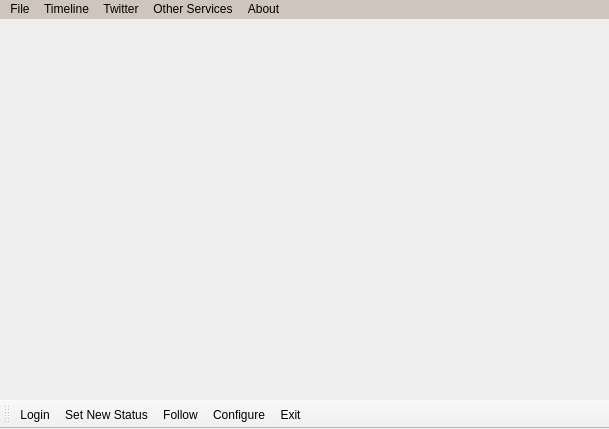
Qt form branches/chirag/Ui/mainWindow.ui (KarenMarkosyan/qttwitter) before a commit.
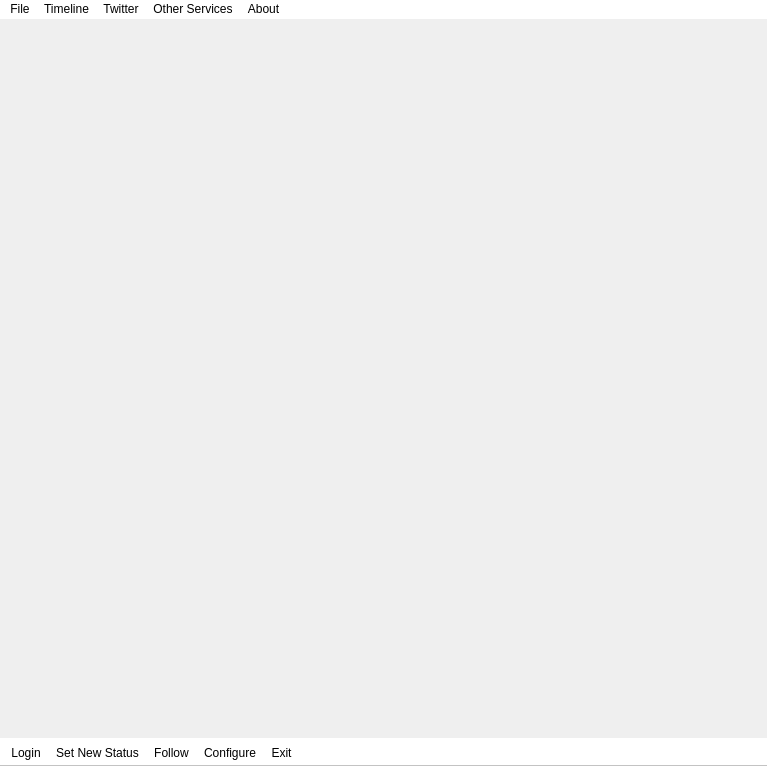
The same form after that commit. Icons and pictures are not drawn.

Commit message: made a new bg image for the main window, VERY COLORFUL! removed the bg images of both the menus.

Patch:
```diff
--- a/branches/chirag/Ui/mainWindow.ui
+++ b/branches/chirag/Ui/mainWindow.ui
@@ -5,8 +5,8 @@
    <rect>
     <x>0</x>
     <y>0</y>
-    <width>609</width>
-    <height>429</height>
+    <width>767</width>
+    <height>767</height>
    </rect>
   </property>
   <property name="windowTitle" >
@@ -85,16 +85,12 @@
      <width>609</width>
      <height>28</height>
     </rect>
-   </property>
-   <property name="autoFillBackground" >
-    <bool>true</bool>
-   </property>
-   <property name="styleSheet" >
-    <string notr="true" >font: 75 italic 10pt "Utopia"; background-color: #cec6bd;
+   
+</property>
+      <property name="styleSheet" >
+	      <string notr="true" >font: 75 italic 10pt "Utopia"; background-color: white; background-image: url(:./images/work_area2.png);
 </string>
-   </property>
-   <property name="defaultUp" >
-    <bool>false</bool>
+
    </property>
    <widget class="QMenu" name="menuFile" >
     <property name="title" >
@@ -178,10 +174,11 @@
     <bool>false</bool>
    </property>
    <property name="styleSheet" >
-    <string notr="true" />
+	   <string notr="true" >background-color: white; background-image: url(:/images/work_area2.png);
+	   </string>
    </property>
    <property name="movable" >
-    <bool>true</bool>
+    <bool>false</bool>
    </property>
    <property name="floatable" >
     <bool>true</bool>
```
Left out of the diff: 4 changed lines with no effect on the pictures. The commit also changes 1 other file.
